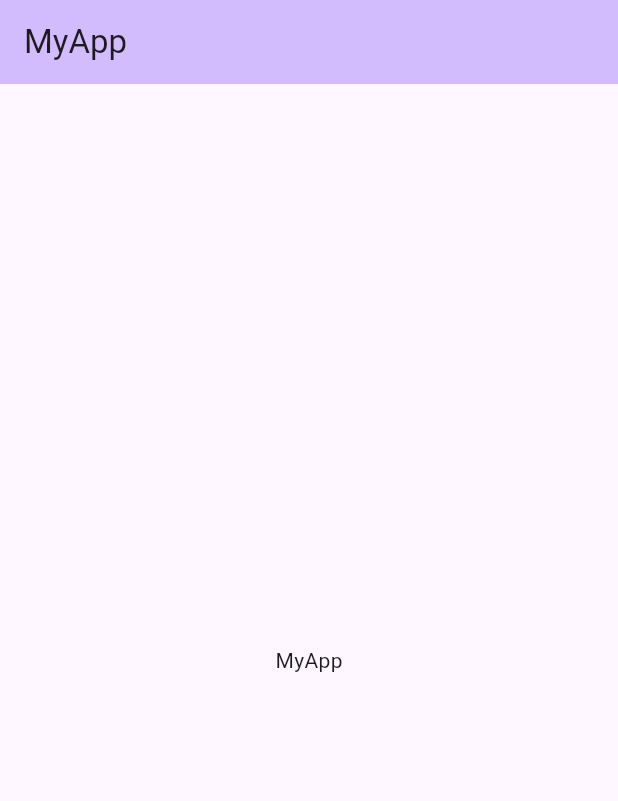
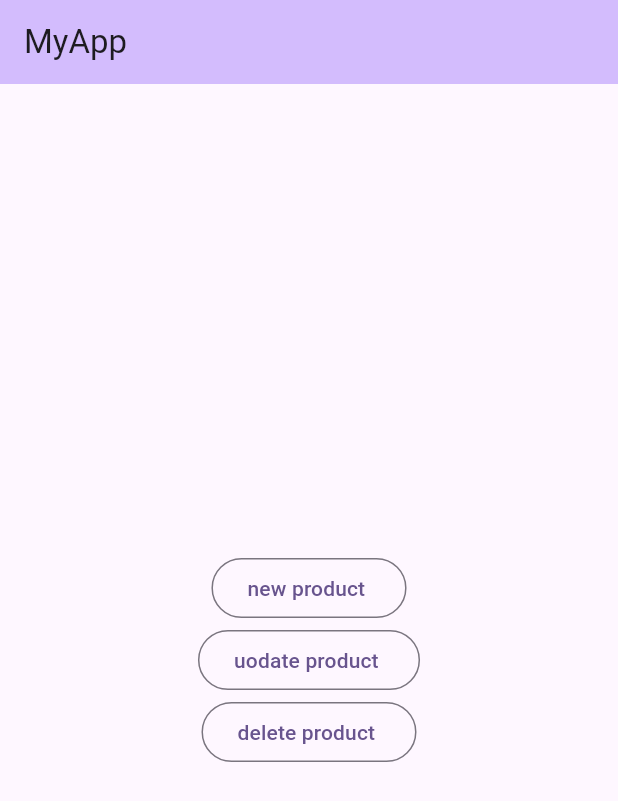
Before and after one commit to lineprado98/store, a Flutter app: the screen it shows after launch, on a phone screen of 412 x 824 dp. Shown: the top 801 px of the screen. Run offline on Flutter 3.47's test engine with Material 3 defaults, Android fonts, the phone set to English and light mode, and no system bars; our stand-ins replace cloud_firestore, firebase_auth, firebase_core, get_it, go_router; accounts and stored records are empty.

Commit message:
Database service/Auth service

```diff
--- /dev/null
+++ b/lib/app/app_widget.dart
@@ -0,0 +1,19 @@
+import 'package:flutter/material.dart';
+import 'package:store/app/commons/routes/app_routes.dart';
+
+class AppWidget extends StatelessWidget {
+  const AppWidget({super.key});
+
+  // This widget is the root of your application.
+  @override
+  Widget build(BuildContext context) {
+    return MaterialApp.router(
+      title: 'Flutter Demo',
+      theme: ThemeData(
+        colorScheme: ColorScheme.fromSeed(seedColor: Colors.deepPurple),
+        useMaterial3: true,
+      ),
+      routerConfig: AppRoutes.routes,
+    );
+  }
+}
--- /dev/null
+++ b/lib/app/commons/routes/app_routes.dart
@@ -0,0 +1,15 @@
+import 'package:go_router/go_router.dart';
+import 'package:store/app/commons/services/database/i_database_service.dart';
+import 'package:store/app/commons/services/service_locator/service_locator.dart';
+import 'package:store/app/splash/splash.dart';
+
+class AppRoutes {
+  static final routes = GoRouter(
+    routes: [
+      GoRoute(
+        path: '/',
+        builder: (context, state) => Splash(db: getIt.get<IDatabaseService>()),
+      )
+    ],
+  );
+}
--- /dev/null
+++ b/lib/app/commons/services/database/database_response.dart
@@ -0,0 +1,14 @@
+class DatabaseResponse {
+  final dynamic data;
+  final int status;
+  final dynamic error;
+
+  DatabaseResponse({required this.data, required this.status, required this.error});
+
+  factory DatabaseResponse.fromSucces({dynamic data}) {
+    return DatabaseResponse(data: data, status: 200, error: null);
+  }
+  factory DatabaseResponse.fromError({dynamic error}) {
+    return DatabaseResponse(data: error, status: 500, error: null);
+  }
+}
--- /dev/null
+++ b/lib/app/commons/services/database/i_database_service.dart
@@ -0,0 +1,18 @@
+import 'package:store/app/commons/utils/collections/i_collection.dart';
+import 'package:store/app/commons/services/database/database_response.dart';
+
+abstract class IDatabaseService {
+  //TODO: Mudar o nome para collectionName
+  Future<DatabaseResponse> create({required ICollection collection});
+  Future<DatabaseResponse> update({required ICollection collection, required String hashDoc});
+  Future<void> delete({required String collectionName, required String hashDoc});
+  Future<DatabaseResponse> getAll({required String collectionName, List<FilterParams>? filters});
+  Future<DatabaseResponse> getByHash({required String collectionName, required String hashDoc});
+}
+
+class FilterParams {
+  final String column;
+  final dynamic value;
+
+  FilterParams({required this.column, required this.value});
+}
--- /dev/null
+++ b/lib/app/commons/services/service_locator/service_locator.dart
@@ -0,0 +1,12 @@
+import 'package:get_it/get_it.dart';
+import 'package:store/app/commons/services/database/database_firestore_service.dart';
+import 'package:store/app/commons/services/database/i_database_service.dart';
+
+GetIt getIt = GetIt.instance;
+
+class ServiceLocator {
+  static void setup() {
+    //Services
+    getIt.registerFactory<IDatabaseService>(() => DatabaseFirestoreService());
+  }
+}
--- /dev/null
+++ b/lib/app/commons/utils/Exceptions/my_exception.dart
@@ -0,0 +1,5 @@
+abstract class MyException {}
+
+class StorageUnknown implements MyException {}
+
+class StorageObjectNotFound implements MyException {}
--- /dev/null
+++ b/lib/app/commons/utils/collections/i_collection.dart
@@ -0,0 +1,6 @@
+abstract class ICollection {
+  final String collectionName;
+  Map<String, dynamic> toJson();
+
+  const ICollection({required this.collectionName});
+}
--- a/lib/app/my_app.dart
+++ /dev/null
@@ -1,47 +0,0 @@
-import 'package:flutter/material.dart';
-
-class MyApp extends StatelessWidget {
-  const MyApp({super.key});
-
-  // This widget is the root of your application.
-  @override
-  Widget build(BuildContext context) {
-    return MaterialApp(
-      title: 'Flutter Demo',
-      theme: ThemeData(
-        colorScheme: ColorScheme.fromSeed(seedColor: Colors.deepPurple),
-        useMaterial3: true,
-      ),
-      home: const MyHomePage(),
-    );
-  }
-}
-
-class MyHomePage extends StatefulWidget {
-  const MyHomePage({super.key});
-
-  @override
-  State<MyHomePage> createState() => _MyHomePageState();
-}
-
-class _MyHomePageState extends State<MyHomePage> {
-  @override
-  Widget build(BuildContext context) {
-    return Scaffold(
-      appBar: AppBar(
-        backgroundColor: Theme.of(context).colorScheme.inversePrimary,
-        title: const Text('MyApp'),
-      ),
-      body: const Center(
-        child: Column(
-          mainAxisAlignment: MainAxisAlignment.center,
-          children: <Widget>[
-            Text(
-              'MyApp',
-            ),
-          ],
-        ),
-      ),
-    );
-  }
-}
--- /dev/null
+++ b/lib/app/splash/splash.dart
@@ -0,0 +1,64 @@
+import 'package:flutter/material.dart';
+import 'package:store/app/commons/services/database/i_database_service.dart';
+import 'package:store/app/commons/utils/collections/i_collection.dart';
+
+class Splash extends StatefulWidget {
+  final IDatabaseService db;
+  const Splash({super.key, required this.db});
+
+  @override
+  State<Splash> createState() => _SplashState();
+}
+
+class _SplashState extends State<Splash> {
+  Product product = Product(name: 'proo', price: 50.8);
+
+  @override
+  Widget build(BuildContext context) {
+    return Scaffold(
+      appBar: AppBar(
+        backgroundColor: Theme.of(context).colorScheme.inversePrimary,
+        title: const Text('MyApp'),
+      ),
+      body: Center(
+        child: Column(
+          mainAxisAlignment: MainAxisAlignment.center,
+          children: <Widget>[
+            OutlinedButton(
+                onPressed: () async {
+                  await widget.db.create(collection: product);
+                },
+                child: const Text('new product ')),
+            OutlinedButton(
+                onPressed: () async {
+                  await widget.db.getAll(collectionName: 'products', filters: [FilterParams(column: 'name', value: 'product24')]);
+                  //      await widget.db.update(colletion: product2);
+                },
+                child: const Text('uodate product ')),
+            OutlinedButton(
+                onPressed: () async {
+                  await widget.db.delete(collectionName: 'products', hashDoc: 'fr5HCozy7n327CZSSVmX');
+                },
+                child: const Text('delete product ')),
+          ],
+        ),
+      ),
+    );
+  }
+}
+
+class Product implements ICollection {
+  final String name;
+  final double price;
+
+  Product({required this.name, required this.price});
+
+  @override
+  Map<String, dynamic> toJson() {
+    return {'name': name, 'price': price};
+  }
+
+  @override
+  // TODO: implement collectionName
+  String get collectionName => 'products';
+}
--- a/pubspec.yaml
+++ b/pubspec.yaml
@@ -42,6 +42,7 @@ dependencies:
   firebase_core: '^2.24.2'
   firebase_auth: 4.15.3
   cloud_firestore: '^4.13.6'
+  result_dart: ^1.1.0
 
 dev_dependencies:
   flutter_test:
```
Also changed, not shown: lib/app/commons/services/auth/auth_firebase_service.dart (added, +32 -0 lines), lib/app/commons/services/auth/auth_response.dart (added, +7 -0 lines), lib/app/commons/services/auth/i_auth_service.dart (added, +11 -0 lines), lib/app/commons/services/database/database_firestore_service.dart (added, +78 -0 lines), lib/main.dart (+16 -3 lines), lib/firebase_options.dart (added), pubspec.lock, 5 other files.
